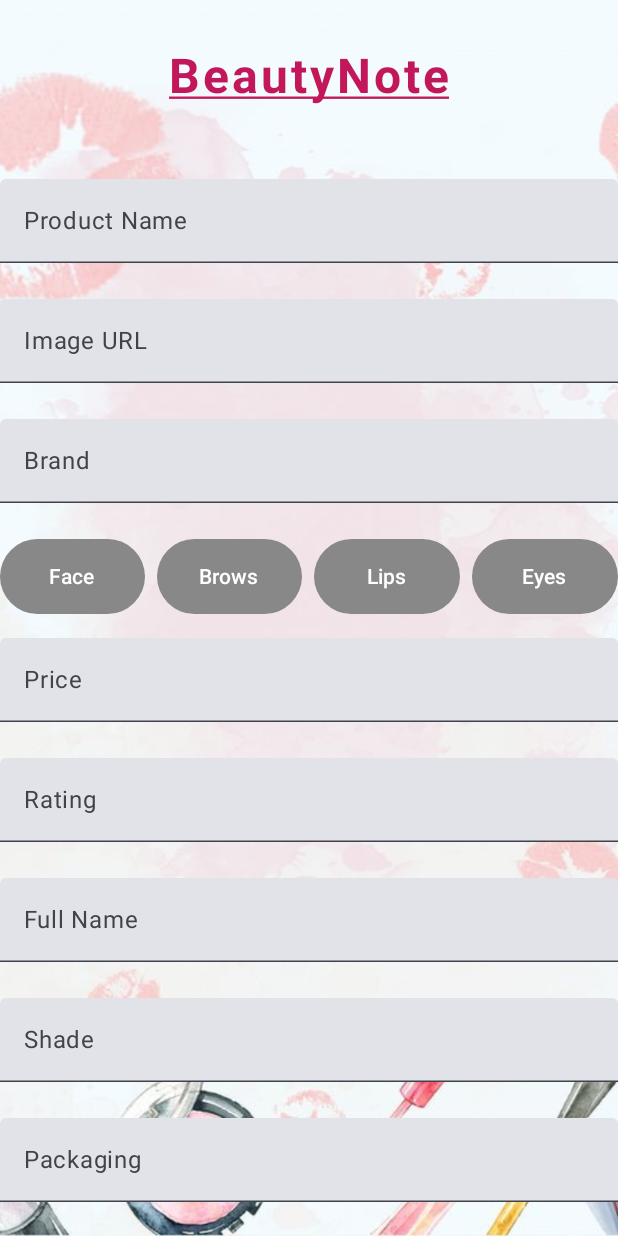
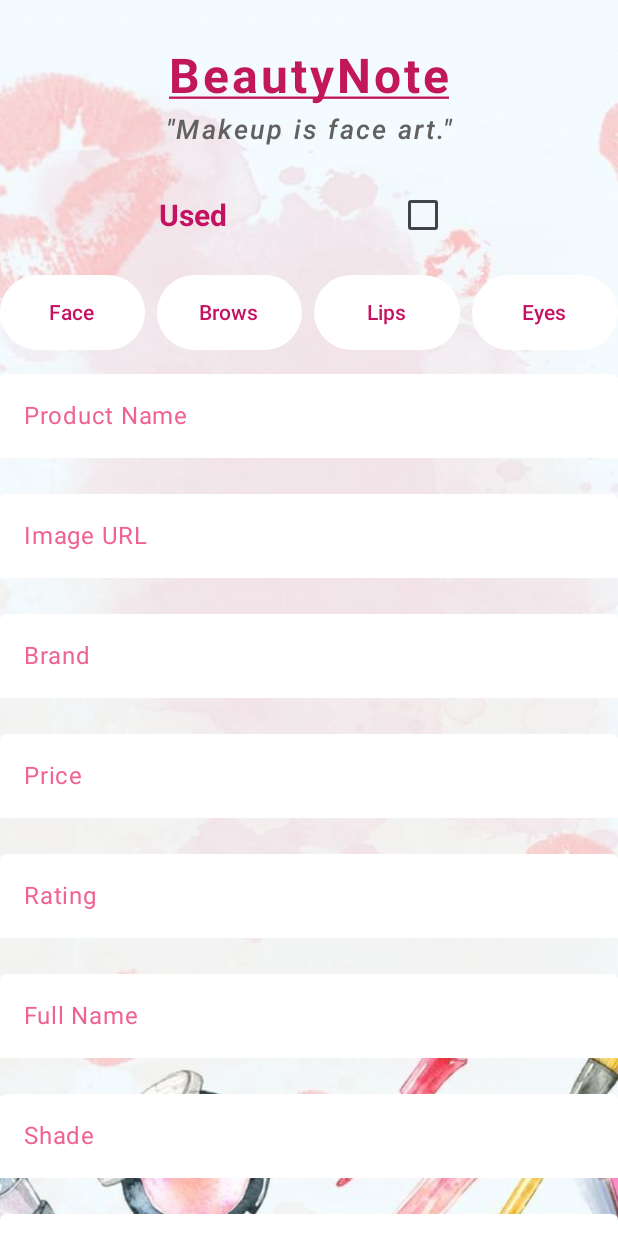
Before and after one commit to mlenic23/BeautyNote, an Android app built with Jetpack Compose: the composable AddProductForm shown on its own in the app's theme, on a phone screen of 412 x 824 dp. Run offline under Robolectric (Android 15) with nearby library versions, the phone set to English and light mode, and no system bars; pictures from the network do not load.

Commit message:
BeautyNote

```diff
--- a/app/src/main/java/com/example/beautynoteapp/Navigation.kt
+++ b/app/src/main/java/com/example/beautynoteapp/Navigation.kt
@@ -55,7 +55,7 @@ fun NavigationController(viewModel: ProductViewModel) {
                     type = NavType.IntType
                 }
             )
-        ){backStackEntry -> backStackEntry.arguments?.getInt("stadiumId")?.let {
+        ){backStackEntry -> backStackEntry.arguments?.getInt("productId")?.let {
             ProductDetailsScreen(
                 navigation = navController,
                 productId = it,
--- a/app/src/main/java/com/example/beautynoteapp/data/FullProductViewModel.kt
+++ b/app/src/main/java/com/example/beautynoteapp/data/FullProductViewModel.kt
@@ -11,12 +11,12 @@ class FullProductViewModel : ViewModel() {
         productsData.addAll(
             listOf(
                 Product(
-                    id = 0,
+                    id = 1,
                     image = "https://www.lijepa.hr/data/cache/thumb_min500_max1000-min500_max1000-12/products/339187/1683200741/vichy-liftactiv-flexiteint-spf20-puder-za-zene-30-ml-odstin-15-opal-283254.jpg",
                     name = "Powder",
                     brand = "Vichy",
                     description = listOf(
-                        com.example.beautynoteapp.data.Description(
+                        Description(
                             fullName = "Vichy liftactiv flexiteint anti-wrinkle liquid powder",
                             shade = "45 gold",
                             packaging = "30ml",
@@ -32,12 +32,12 @@ class FullProductViewModel : ViewModel() {
                 ),
 
                 Product(
-                    id = 1,
+                    id = 2,
                     image = "https://encrypted-tbn0.gstatic.com/images?q=tbn:ANd9GcT2IM1KHa8f7G5HWwX1Iozr-gX4sixf2aFXCA&s",
                     name = "Mascara",
                     brand = "Maybelline",
                     description = listOf(
-                        com.example.beautynoteapp.data.Description(
+                        Description(
                             fullName = "Lash Sensational Mascara Firework",
                             shade = "Black",
                             packaging = "10ml",
@@ -54,12 +54,12 @@ class FullProductViewModel : ViewModel() {
                     ),
 
                 Product(
-                    id = 2,
+                    id = 3,
                     image = "https://www.bnedutyfree.com.au/media/catalog/product/cache/e6410293f9a24f502cd707ec5c46309d/7/d/7dee3a48-e070-4d61-b583-c76a958b22d5.jpeg",
                     name = "Lipstick",
                     brand = "Mac",
                     description = listOf(
-                        com.example.beautynoteapp.data.Description(
+                        Description(
                             fullName = "MACximal Silky Matte Lipstick",
                             shade = "Mehr",
                             packaging = "3.5ml",
@@ -76,12 +76,12 @@ class FullProductViewModel : ViewModel() {
                     ),
 
                 Product(
-                    id = 3,
+                    id = 4,
                     image = "https://www.beautyaz.gr/19272-large_default/essence-make-me-brow-eyebrow-gel-mascara-04-ashy-brows-38ml.jpg",
                     name = "Brow gel",
                     brand = "Essence",
                     description = listOf(
-                        com.example.beautynoteapp.data.Description(
+                        Description(
                             fullName = "Make Me Brow Eyebrow Gel Mascara",
                             shade = "04 Ashy Brows",
                             packaging = "3.8ml",
@@ -107,8 +107,8 @@ class FullProductViewModel : ViewModel() {
         productsData.add(product.copy(id = newId))
     }
 
-    fun getProductById(id: Int): Product? {
-        return productsData.find { id == id }
+    fun getProductById(productId: Int): Product? {
+        return productsData.find { it.id == productId }
     }
 
 }
--- a/app/src/main/java/com/example/beautynoteapp/ui/theme/AddProductScreen.kt
+++ b/app/src/main/java/com/example/beautynoteapp/ui/theme/AddProductScreen.kt
@@ -15,6 +15,7 @@ import androidx.compose.foundation.verticalScroll
 import androidx.compose.material3.Button
 import androidx.compose.material3.ButtonDefaults
 import androidx.compose.material3.Checkbox
+import androidx.compose.material3.CheckboxDefaults
 import androidx.compose.material3.ExperimentalMaterial3Api
 
 import androidx.compose.material3.Text
@@ -31,6 +32,7 @@ import androidx.compose.ui.graphics.Color
 import androidx.compose.ui.layout.ContentScale
 import androidx.compose.ui.res.painterResource
 import androidx.compose.ui.text.TextStyle
+import androidx.compose.ui.text.font.FontWeight
 
 import androidx.compose.ui.unit.dp
 import androidx.compose.ui.unit.sp
@@ -39,7 +41,7 @@ import com.example.beautynoteapp.R
 import com.example.beautynoteapp.data.Description
 import com.example.beautynoteapp.data.FullProductViewModel
 import com.example.beautynoteapp.data.Product
-import java.util.UUID
+
 
 @Composable
 fun ProductTypeButtons(
@@ -52,13 +54,12 @@ fun ProductTypeButtons(
         horizontalArrangement = Arrangement.spacedBy(8.dp),
         modifier = Modifier.fillMaxWidth(),
     ) {
-        // Iterate over each product type
         productTypes.forEach { type ->
             Button(
                 onClick = { onTypeSelected(type) },
                 colors = ButtonDefaults.buttonColors(
-                    containerColor = if (selectedType == type) Color(0xffc51162) else Color.Gray,
-                    contentColor = Color.White
+                    containerColor = if (selectedType == type) Color(0xffc51162) else Color.White,
+                    contentColor = if (selectedType == type) Color.White else Color(0xffc51162)
                 ),
                 modifier = Modifier
                     .weight(1f)
@@ -95,17 +96,20 @@ fun AddProductForm(
     val products = viewModel.products
 
     val textFieldColors = TextFieldDefaults.textFieldColors(
-        containerColor = Color.LightGray,
-        focusedIndicatorColor = Indigo900,
-        unfocusedIndicatorColor = LightBlue800,
-        unfocusedTextColor = Color.Black,
-        focusedTextColor = Grey800,
-        unfocusedLabelColor = Indigo900,
-        focusedLabelColor = Indigo900,
-        cursorColor = Indigo900
+        containerColor = Color.White,
+        focusedIndicatorColor = Color.White,
+        unfocusedIndicatorColor = Color.White,
+        unfocusedTextColor = Color(0xffc51162),
+        focusedTextColor = Color(0xffc51162),
+        unfocusedLabelColor = Color(0xfff06292),
+        focusedLabelColor = Color(0xffc51162),
+        cursorColor = Color(0xfff06292)
+
     )
 
+
     Box(modifier = Modifier.fillMaxSize()){
+
         Image(
             painter = painterResource(id = R.drawable.adder3),
             contentDescription = "Background Image",
@@ -121,34 +125,21 @@ fun AddProductForm(
                 .verticalScroll(scrollState)
 
         ){
-            ScreenTitle(title="BeautyNote", subtitle = "")
+            ScreenTitle(title="BeautyNote", subtitle = "\"Makeup is face art.\"")
 
             Spacer(modifier = Modifier.height(16.dp))
 
-            TextField(
-                value = name,
-                onValueChange = { name = it },
-                label = { Text("Product Name") },
-                modifier = Modifier.fillMaxWidth().padding(bottom = 8.dp)
-            )
-
-            Spacer(modifier = Modifier.height(16.dp))
-
-            TextField(
-                value = image,
-                onValueChange = { image = it },
-                label = { Text("Image URL") },
-                modifier = Modifier.fillMaxWidth().padding(bottom = 8.dp)
-            )
-
-            Spacer(modifier = Modifier.height(16.dp))
-
-            TextField(
-                value = brand,
-                onValueChange = { brand = it },
-                label = { Text("Brand") },
-                modifier = Modifier.fillMaxWidth().padding(bottom = 8.dp)
-            )
+            Row(
+                horizontalArrangement = Arrangement.SpaceEvenly,
+                verticalAlignment = Alignment.CenterVertically,
+                modifier = Modifier.fillMaxWidth()
+            ){
+                Text("Used", style = TextStyle(Color(0xffc51162), fontSize = 20.sp, fontWeight = FontWeight.Bold))
+                Checkbox(checked = isUsed, onCheckedChange = { isUsed = it },
+                    colors = CheckboxDefaults.colors(
+                        checkedColor = Color(0xffc51162),
+                        checkmarkColor = Color.White ))
+            }
 
             Spacer(modifier = Modifier.height(16.dp))
 
@@ -160,10 +151,41 @@ fun AddProductForm(
             Spacer(modifier = Modifier.height(16.dp))
 
             TextField(
+                value = name,
+                onValueChange = { name = it },
+                label = { Text("Product Name") },
+                modifier = Modifier.fillMaxWidth().padding(bottom = 8.dp),
+                colors = textFieldColors
+            )
+
+            Spacer(modifier = Modifier.height(16.dp))
+
+            TextField(
+                value = image,
+                onValueChange = { image = it },
+                label = { Text("Image URL") },
+                modifier = Modifier.fillMaxWidth().padding(bottom = 8.dp),
+                colors = textFieldColors
+            )
+
+            Spacer(modifier = Modifier.height(16.dp))
+
+            TextField(
+                value = brand,
+                onValueChange = { brand = it },
+                label = { Text("Brand") },
+                modifier = Modifier.fillMaxWidth().padding(bottom = 8.dp),
+                colors = textFieldColors
+            )
+
+            Spacer(modifier = Modifier.height(16.dp))
+
+            TextField(
                 value = price,
                 onValueChange = { price = it },
                 label = { Text("Price") },
-                modifier = Modifier.fillMaxWidth().padding(bottom = 8.dp)
+                modifier = Modifier.fillMaxWidth().padding(bottom = 8.dp),
+                colors = textFieldColors
             )
 
             Spacer(modifier = Modifier.height(16.dp))
@@ -172,7 +194,8 @@ fun AddProductForm(
                 value = rating,
                 onValueChange = { rating = it },
                 label = { Text("Rating") },
-                modifier = Modifier.fillMaxWidth().padding(bottom = 8.dp)
+                modifier = Modifier.fillMaxWidth().padding(bottom = 8.dp),
+                colors = textFieldColors
             )
 
             Spacer(modifier = Modifier.height(16.dp))
@@ -181,7 +204,8 @@ fun AddProductForm(
                 value = fullName,
                 onValueChange = { fullName = it },
                 label = { Text("Full Name") },
-                modifier = Modifier.fillMaxWidth().padding(bottom = 8.dp)
+                modifier = Modifier.fillMaxWidth().padding(bottom = 8.dp),
+                colors = textFieldColors
             )
 
             Spacer(modifier = Modifier.height(16.dp))
@@ -190,7 +214,8 @@ fun AddProductForm(
                 value = shade,
                 onValueChange = { shade = it },
                 label = { Text("Shade") },
-                modifier = Modifier.fillMaxWidth().padding(bottom = 8.dp)
+                modifier = Modifier.fillMaxWidth().padding(bottom = 8.dp),
+                colors = textFieldColors
             )
 
             Spacer(modifier = Modifier.height(16.dp))
@@ -199,16 +224,19 @@ fun AddProductForm(
                 value = packaging,
                 onValueChange = { packaging = it },
                 label = { Text("Packaging") },
-                modifier = Modifier.fillMaxWidth().padding(bottom = 8.dp)
+                modifier = Modifier.fillMaxWidth().padding(bottom = 8.dp),
+                colors = textFieldColors
             )
 
             Spacer(modifier = Modifier.height(16.dp))
 
             TextField(
-                    value = purpose,
-            onValueChange = { purpose = it },
-            label = { Text("Purpose") },
-            modifier = Modifier.fillMaxWidth().padding(bottom = 8.dp)
+                value = purpose,
+                onValueChange = { purpose = it },
+                label = { Text("Purpose") },
+                modifier = Modifier.fillMaxWidth().padding(bottom = 8.dp),
+                colors = textFieldColors
+
             )
 
             Spacer(modifier = Modifier.height(16.dp))
@@ -217,24 +245,16 @@ fun AddProductForm(
                 value = collection,
                 onValueChange = { collection = it },
                 label = { Text("Collection") },
-                modifier = Modifier.fillMaxWidth().padding(bottom = 8.dp)
+                modifier = Modifier.fillMaxWidth().padding(bottom = 8.dp),
+                colors = textFieldColors
             )
 
             Spacer(modifier = Modifier.height(16.dp))
 
-            Row(
-                horizontalArrangement = Arrangement.SpaceEvenly,
-                verticalAlignment = Alignment.CenterVertically,
-                modifier = Modifier.fillMaxWidth()
-            ){
-                Text("Used", style = TextStyle(color = LightBlue200, fontSize = 18.sp))
-                Checkbox(checked = isUsed, onCheckedChange = { isUsed = it })
-            }
-
-            Spacer(modifier = Modifier.height(16.dp))
 
             Button(
                 onClick = {
+                    if (name.isNotEmpty() && image.isNotEmpty() && brand.isNotEmpty()){
                     val newProduct = Product(
                         id = products.size,
                         name = name,
@@ -256,7 +276,8 @@ fun AddProductForm(
                     )
                     viewModel.addProduct(newProduct)
                     navigation.popBackStack()
-                },
+                }},
+
                 modifier = Modifier.fillMaxWidth()
                     .padding(horizontal = 16.dp)
                     .padding(bottom = 30.dp),
--- a/app/src/main/java/com/example/beautynoteapp/ui/theme/ProductsScreen.kt
+++ b/app/src/main/java/com/example/beautynoteapp/ui/theme/ProductsScreen.kt
@@ -54,7 +54,7 @@ import com.example.beautynoteapp.data.FullProductViewModel
 @Composable
 fun BeautyNoteScreen(navigation: NavController,currentActiveButton: Int, onButtonClick: (Int) -> Unit, viewModel: FullProductViewModel) {
 
-    var selectedType by remember { mutableStateOf("") }
+    var selectedType by remember { mutableStateOf("Face") }
     var searchQuery by remember { mutableStateOf("") }
 
     val productsList = viewModel.productsData
@@ -336,7 +336,7 @@ fun ProductCard(
     title: String,
     subtitle: String,
     productId: Int,
-    navigation: NavController,
+    navigation: NavController
 ) {
 
     Box(
```
Also changed, not shown: app/src/main/java/com/example/beautynoteapp/ui/theme/ListScreen.kt (+19 -2 lines), app/src/main/java/com/example/beautynoteapp/ui/theme/ProductDetailScreen.kt (+14 -2 lines).
